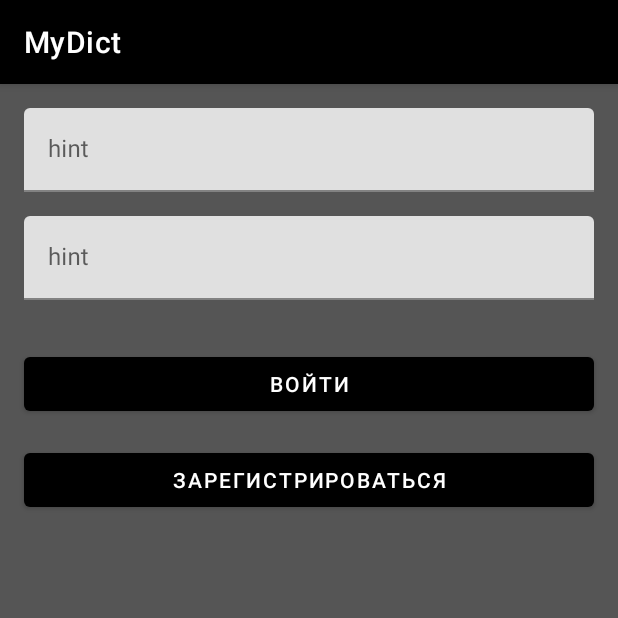
After one commit to tabatsky/MyDict, an Android app: the fragment AuthFragment placed in its activity, on a phone screen of 412 x 824 dp, the top half of it. The commit adds this screen. Run offline under Robolectric (Android 15) with nearby library versions, the phone set to English and light mode, and no system bars; our stand-ins replace Firebase (no records; nobody signed in at launch, a user with empty details on screens opened directly), data binding, navigation-ui.

Commit message:
firebase auth implemented

```diff
--- a/app/src/main/AndroidManifest.xml
+++ b/app/src/main/AndroidManifest.xml
@@ -9,6 +9,7 @@
         android:name="android.permission.WRITE_EXTERNAL_STORAGE"
         android:maxSdkVersion="29"
         />
+    <uses-permission android:name="android.permission.INTERNET" />
 
     <application
         android:name=".App"
--- /dev/null
+++ b/app/src/main/java/jatx/mydict/contracts/Auth.kt
@@ -0,0 +1,12 @@
+package jatx.mydict.contracts
+
+import com.google.firebase.auth.FirebaseUser
+
+interface Auth {
+    val user: FirebaseUser?
+
+    fun loadAuth(onSuccess: (String, String) -> Unit)
+    fun saveAuth(email: String, password: String)
+    fun signIn(email: String, password: String)
+    fun signUp(email: String, password: String)
+}
--- a/app/src/main/java/jatx/mydict/contracts/Navigator.kt
+++ b/app/src/main/java/jatx/mydict/contracts/Navigator.kt
@@ -22,3 +22,5 @@ data class AddWordScreen(val language: Language, val initialOrderByValue: Int):
 data class EditWordScreen(val word: Word): WordScreen()
 
 data class TestingScreen(val language: Language): Screen()
+
+object AuthScreen: Screen()
--- /dev/null
+++ b/app/src/main/java/jatx/mydict/ui/auth/AuthFragment.kt
@@ -0,0 +1,48 @@
+package jatx.mydict.ui.auth
+
+import androidx.fragment.app.viewModels
+import android.os.Bundle
+import androidx.fragment.app.Fragment
+import android.view.LayoutInflater
+import android.view.View
+import android.view.ViewGroup
+import jatx.mydict.databinding.AuthFragmentBinding
+
+class AuthFragment : Fragment() {
+
+    private val viewModel: AuthViewModel by viewModels()
+
+    private lateinit var authFragmentBinding: AuthFragmentBinding
+
+    override fun onCreateView(
+        inflater: LayoutInflater, container: ViewGroup?,
+        savedInstanceState: Bundle?
+    ): View {
+        authFragmentBinding = AuthFragmentBinding.inflate(inflater, container, false)
+
+        authFragmentBinding.lifecycleOwner = this
+        authFragmentBinding.viewmodel = viewModel
+
+        authFragmentBinding.btnSignIn.setOnClickListener {
+            val email = authFragmentBinding.etLogin.text.toString()
+            val password = authFragmentBinding.etPassword.text.toString()
+            viewModel.auth.signIn(email, password)
+        }
+
+        authFragmentBinding.btnSignUp.setOnClickListener {
+            val email = authFragmentBinding.etLogin.text.toString()
+            val password = authFragmentBinding.etPassword.text.toString()
+            viewModel.auth.signUp(email, password)
+        }
+
+        return authFragmentBinding.root
+    }
+
+    override fun onStart() {
+        super.onStart()
+        viewModel.auth.loadAuth { email, password ->
+            authFragmentBinding.etLogin.setText(email)
+            authFragmentBinding.etPassword.setText(password)
+        }
+    }
+}
--- /dev/null
+++ b/app/src/main/java/jatx/mydict/ui/auth/AuthViewModel.kt
@@ -0,0 +1,7 @@
+package jatx.mydict.ui.auth
+
+import jatx.mydict.ui.base.BaseViewModel
+
+class AuthViewModel : BaseViewModel() {
+    // TODO: Implement the ViewModel
+}
--- a/app/src/main/java/jatx/mydict/ui/base/BaseViewModel.kt
+++ b/app/src/main/java/jatx/mydict/ui/base/BaseViewModel.kt
@@ -24,4 +24,7 @@ open class BaseViewModel: ViewModel() {
 
     val dialogs: Dialogs
         get() = activity as? Dialogs ?: throw IllegalStateException()
+
+    val auth: Auth
+        get() = activity as? Auth ?: throw IllegalStateException()
 }
--- a/app/src/main/java/jatx/mydict/ui/main/MainFragment.kt
+++ b/app/src/main/java/jatx/mydict/ui/main/MainFragment.kt
@@ -36,6 +36,10 @@ class MainFragment : BaseFragment() {
                 viewModel.selectLanguage(Language.JAPANESE)
             }
 
+            btnAuth.setOnClickListener {
+                viewModel.auth()
+            }
+
             btnLoadData.setOnClickListener {
                 viewModel.loadData()
             }
--- a/app/src/main/java/jatx/mydict/ui/main/MainViewModel.kt
+++ b/app/src/main/java/jatx/mydict/ui/main/MainViewModel.kt
@@ -1,5 +1,6 @@
 package jatx.mydict.ui.main
 
+import jatx.mydict.contracts.AuthScreen
 import jatx.mydict.contracts.DictScreen
 import jatx.mydict.domain.Language
 import jatx.mydict.ui.base.BaseViewModel
@@ -9,6 +10,8 @@ class MainViewModel : BaseViewModel() {
         navigator.navigateTo(DictScreen(language))
     }
 
+    fun auth() = navigator.navigateTo(AuthScreen)
+
     fun loadData() = backup.loadData()
 
     fun saveData() = backup.saveData()
--- /dev/null
+++ b/app/src/main/res/layout/auth_fragment.xml
@@ -0,0 +1,79 @@
+<?xml version="1.0" encoding="utf-8"?>
+<layout
+    xmlns:android="http://schemas.android.com/apk/res/android"
+    xmlns:app="http://schemas.android.com/apk/res-auto"
+    xmlns:tools="http://schemas.android.com/tools">
+    <data>
+        <variable
+            name="viewmodel"
+            type="jatx.mydict.ui.auth.AuthViewModel" />
+    </data>
+
+    <androidx.constraintlayout.widget.ConstraintLayout
+        android:id="@+id/main"
+        android:layout_width="match_parent"
+        android:layout_height="match_parent"
+        tools:context=".ui.dict.DictFragment">
+
+        <com.google.android.material.textfield.TextInputLayout
+            android:id="@+id/textInputLayout5"
+            android:layout_width="match_parent"
+            android:layout_height="wrap_content"
+            android:layout_marginStart="16dp"
+            android:layout_marginTop="16dp"
+            android:layout_marginEnd="16dp"
+            app:layout_constraintEnd_toEndOf="parent"
+            app:layout_constraintStart_toStartOf="parent"
+            app:layout_constraintTop_toTopOf="parent">
+
+            <com.google.android.material.textfield.TextInputEditText
+                android:id="@+id/et_login"
+                android:layout_width="match_parent"
+                android:layout_height="wrap_content"
+                android:hint="hint" />
+        </com.google.android.material.textfield.TextInputLayout>
+
+        <com.google.android.material.textfield.TextInputLayout
+            android:id="@+id/textInputLayout6"
+            android:layout_width="match_parent"
+            android:layout_height="wrap_content"
+            android:layout_marginStart="16dp"
+            android:layout_marginTop="16dp"
+            android:layout_marginEnd="16dp"
+            app:layout_constraintEnd_toEndOf="parent"
+            app:layout_constraintStart_toStartOf="parent"
+            app:layout_constraintTop_toBottomOf="@+id/textInputLayout5">
+
+            <com.google.android.material.textfield.TextInputEditText
+                android:id="@+id/et_password"
+                android:layout_width="match_parent"
+                android:layout_height="wrap_content"
+                android:hint="hint" />
+        </com.google.android.material.textfield.TextInputLayout>
+
+        <Button
+            android:id="@+id/btn_sign_in"
+            android:layout_width="0dp"
+            android:layout_height="wrap_content"
+            android:layout_marginStart="16dp"
+            android:layout_marginTop="32dp"
+            android:layout_marginEnd="16dp"
+            android:text="@string/btn_sign_in"
+            app:layout_constraintEnd_toEndOf="parent"
+            app:layout_constraintStart_toStartOf="parent"
+            app:layout_constraintTop_toBottomOf="@+id/textInputLayout6" />
+
+        <Button
+            android:id="@+id/btn_sign_up"
+            android:layout_width="0dp"
+            android:layout_height="wrap_content"
+            android:layout_marginStart="16dp"
+            android:layout_marginTop="16dp"
+            android:layout_marginEnd="16dp"
+            android:text="@string/btn_sign_up"
+            app:layout_constraintEnd_toEndOf="parent"
+            app:layout_constraintHorizontal_bias="0.498"
+            app:layout_constraintStart_toStartOf="parent"
+            app:layout_constraintTop_toBottomOf="@+id/btn_sign_in" />
+    </androidx.constraintlayout.widget.ConstraintLayout>
+</layout>
--- a/app/src/main/res/navigation/nav_graph.xml
+++ b/app/src/main/res/navigation/nav_graph.xml
@@ -13,6 +13,9 @@
         <action
             android:id="@+id/action_mainFragment_to_dictFragment"
             app:destination="@id/dictFragment" />
+        <action
+            android:id="@+id/action_mainFragment_to_authFragment"
+            app:destination="@id/authFragment" />
     </fragment>
     <fragment
         android:id="@+id/dictFragment"
@@ -56,4 +59,13 @@
             android:name="title"
             app:argType="string" />
     </fragment>
+    <fragment
+        android:id="@+id/authFragment"
+        android:name="jatx.mydict.ui.auth.AuthFragment"
+        android:label="{title}"
+        tools:layout="@layout/auth_fragment">
+        <argument
+            android:name="title"
+            app:argType="string" />
+    </fragment>
 </navigation>
--- a/app/src/main/res/values/strings.xml
+++ b/app/src/main/res/values/strings.xml
@@ -9,6 +9,7 @@
     <string name="hint_translation">Перевод:</string>
     <string name="title_add_word">Добавить слово</string>
     <string name="title_edit_word">Изменить слово</string>
+    <string name="title_auth">Авторизация</string>
     <string name="btn_save">Сохранить</string>
     <string name="btn_delete">Удалить</string>
     <string name="btn_save_data">Выгрузить</string>
@@ -25,4 +26,8 @@
     <string name="btn_testing">Тестирование</string>
     <string name="btn_next_question">Дальше</string>
     <string name="word_already_exists">Слово уже есть в словаре</string>
+    <string name="btn_auth">Авторизация</string>
+    <string name="btn_save_auth">Сохранить</string>
+    <string name="btn_sign_in">Войти</string>
+    <string name="btn_sign_up">Зарегистрироваться</string>
 </resources>
--- a/build.gradle
+++ b/build.gradle
@@ -8,6 +8,7 @@ buildscript {
     }
     dependencies {
         classpath "androidx.navigation:navigation-safe-args-gradle-plugin:$nav_version"
+        classpath 'com.google.gms:google-services:4.4.2'
     }
 }
 
```
Also changed, not shown: app/build.gradle (+8 -3 lines), app/src/main/java/jatx/mydict/MainActivity.kt (+73 -1 lines), app/src/main/res/layout/main_fragment.xml (+10 -0 lines), 1 other file.
